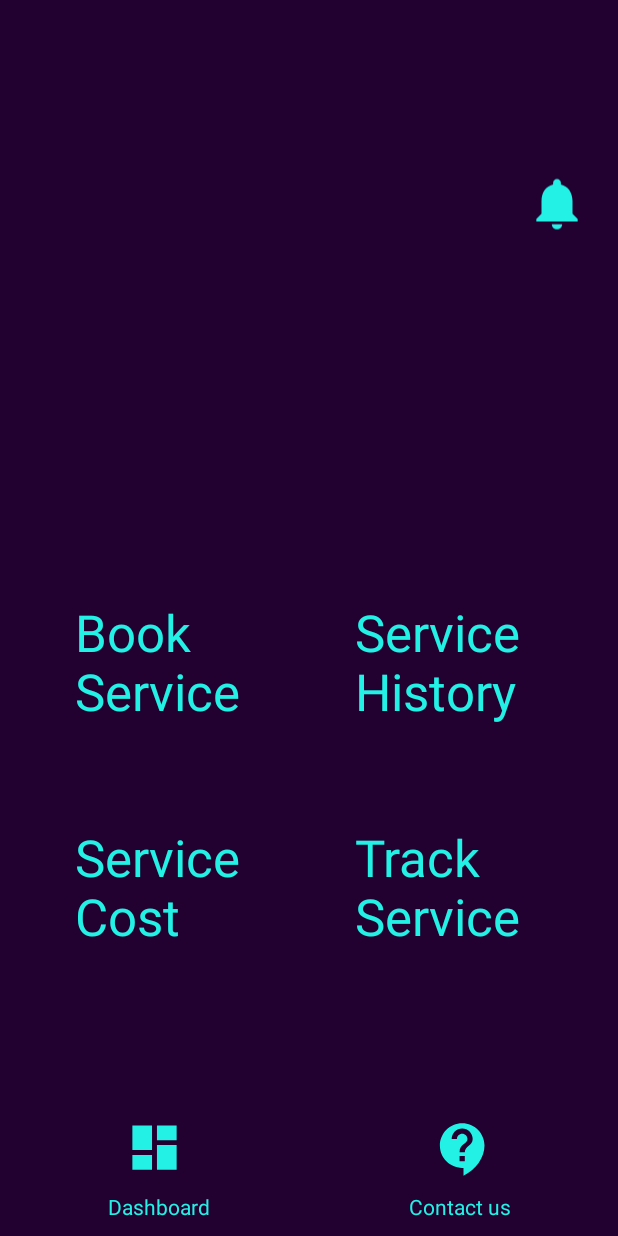
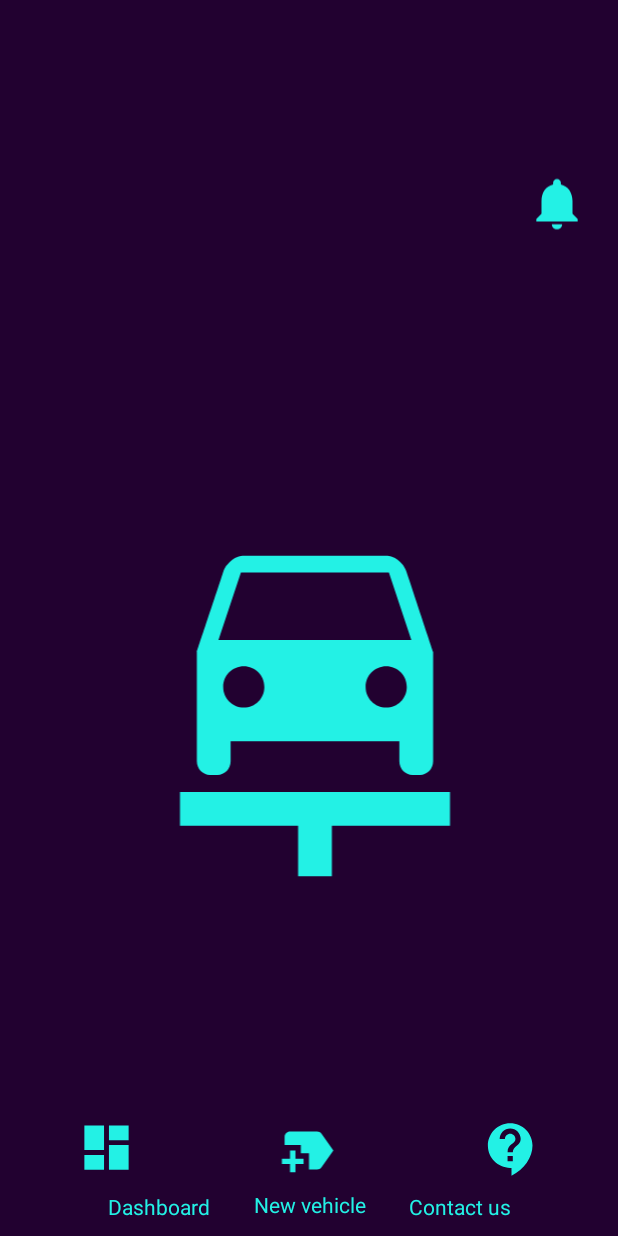
Before and after one commit to Shashanka-rao/Mobile-Application-Development-Project, an Android app: the Home screen opened directly, with no data from a screen before it, on a phone screen of 412 x 824 dp. Run offline under Robolectric (Android 15) with nearby library versions, the light colour scheme and no system bars.

Commit message:
Home page updated

```diff
--- a/MiniProjectMAD1/app/src/main/java/com/example/miniprojectmad1/Home.java
+++ b/MiniProjectMAD1/app/src/main/java/com/example/miniprojectmad1/Home.java
@@ -3,12 +3,60 @@ package com.example.miniprojectmad1;
 import androidx.appcompat.app.AppCompatActivity;
 
 import android.os.Bundle;
+import android.view.View;
+import android.widget.ImageButton;
+import android.widget.ImageView;
+import android.widget.TextView;
 
 public class Home extends AppCompatActivity {
 
+    ImageView dashBoardBtn,contactUsBtn,carImage;
+    TextView bookServiceBtn,serviceHistoryBtn,serviceCostBtn,trackServiceBtn;
+    public int flag=0;
     @Override
     protected void onCreate(Bundle savedInstanceState) {
         super.onCreate(savedInstanceState);
         setContentView(R.layout.activity_home);
+        bookServiceBtn = findViewById(R.id.bookServiceBtn);
+        serviceCostBtn = findViewById(R.id.serviceCostBtn);
+        serviceHistoryBtn = findViewById(R.id.serviceHistoryBtn);
+        trackServiceBtn = findViewById(R.id.trackServiceBtn);
+
+        dashBoardBtn = findViewById(R.id.dashBoardBtn);
+        contactUsBtn = findViewById(R.id.contactUsBtn);
+        carImage = findViewById(R.id.carImage);
+
+        //default condition
+        bookServiceBtn.setVisibility(View.INVISIBLE);
+        serviceCostBtn.setVisibility(View.INVISIBLE);
+        serviceHistoryBtn.setVisibility(View.INVISIBLE);
+        trackServiceBtn.setVisibility(View.INVISIBLE);
+
+
+            dashBoardBtn.setOnClickListener(new View.OnClickListener() {
+                @Override
+                public void onClick(View v) {
+                    if(flag==0) {
+                        carImage.setVisibility(View.INVISIBLE);
+                        bookServiceBtn.setVisibility(View.VISIBLE);
+                        serviceCostBtn.setVisibility(View.VISIBLE);
+                        serviceHistoryBtn.setVisibility(View.VISIBLE);
+                        trackServiceBtn.setVisibility(View.VISIBLE);
+                        flag = 1;
+                    }
+                    else if(flag==1)
+                    {
+                        bookServiceBtn.setVisibility(View.INVISIBLE);
+                        serviceCostBtn.setVisibility(View.INVISIBLE);
+                        serviceHistoryBtn.setVisibility(View.INVISIBLE);
+                        trackServiceBtn.setVisibility(View.INVISIBLE);
+                        carImage.setVisibility(View.VISIBLE);
+                        flag = 0;
+                    }
+                }
+            });
+
+
+
     }
 }
--- /dev/null
+++ b/MiniProjectMAD1/app/src/main/res/drawable/baseline_car_repair_24.xml
@@ -0,0 +1,5 @@
+<vector android:height="50dp" android:tint="#23F1E5"
+    android:viewportHeight="24" android:viewportWidth="24"
+    android:width="50dp" xmlns:android="http://schemas.android.com/apk/res/android">
+    <path android:fillColor="@android:color/white" android:pathData="M16.22,12c0.68,0 1.22,-0.54 1.22,-1.22c0,-0.67 -0.54,-1.22 -1.22,-1.22S15,10.11 15,10.78C15,11.46 15.55,12 16.22,12zM6.56,10.78c0,0.67 0.54,1.22 1.22,1.22S9,11.46 9,10.78c0,-0.67 -0.54,-1.22 -1.22,-1.22S6.56,10.11 6.56,10.78zM7.61,4L6.28,8h11.43l-1.33,-4H7.61zM16.28,3c0,0 0.54,0.01 0.92,0.54c0.02,0.02 0.03,0.04 0.05,0.07c0.07,0.11 0.14,0.24 0.19,0.4C17.66,4.66 19,8.69 19,8.69v6.5c0,0.45 -0.35,0.81 -0.78,0.81h-0.44C17.35,16 17,15.64 17,15.19V14H7v1.19C7,15.64 6.65,16 6.22,16H5.78C5.35,16 5,15.64 5,15.19v-6.5c0,0 1.34,-4.02 1.55,-4.69c0.05,-0.16 0.12,-0.28 0.19,-0.4C6.77,3.58 6.78,3.56 6.8,3.54C7.18,3.01 7.72,3 7.72,3H16.28zM4,17.01h16V19h-7v3h-2v-3H4V17.01z"/>
+</vector>
--- /dev/null
+++ b/MiniProjectMAD1/app/src/main/res/drawable/baseline_new_label_24.xml
@@ -0,0 +1,5 @@
+<vector android:height="24dp" android:tint="#23F1E5"
+    android:viewportHeight="24" android:viewportWidth="24"
+    android:width="24dp" xmlns:android="http://schemas.android.com/apk/res/android">
+    <path android:fillColor="@android:color/white" android:pathData="M21,12l-4.37,6.16C16.26,18.68 15.65,19 15,19h-3l0,-6H9v-3H3V7c0,-1.1 0.9,-2 2,-2h10c0.65,0 1.26,0.31 1.63,0.84L21,12zM10,15H7v-3H5v3H2v2h3v3h2v-3h3V15z"/>
+</vector>
--- a/MiniProjectMAD1/app/src/main/res/layout/activity_home.xml
+++ b/MiniProjectMAD1/app/src/main/res/layout/activity_home.xml
@@ -9,7 +9,35 @@
 
 
     <TextView
-        android:id="@+id/textView11"
+        android:id="@+id/newVehicle"
+        android:layout_width="wrap_content"
+        android:layout_height="wrap_content"
+        android:layout_alignParentEnd="true"
+        android:layout_alignParentBottom="true"
+        android:layout_marginEnd="168dp"
+        android:layout_marginBottom="11dp"
+        android:text="New vehicle"
+        android:textColor="#23F1E5" />
+
+    <LinearLayout
+        android:layout_width="match_parent"
+        android:layout_height="150dp"
+        android:layout_alignParentBottom="true"
+        android:layout_marginBottom="489dp"
+        android:orientation="horizontal"></LinearLayout>
+
+    <ImageView
+        android:id="@+id/carImage"
+        android:layout_width="324dp"
+        android:layout_height="270dp"
+        android:layout_alignParentEnd="true"
+        android:layout_alignParentBottom="true"
+        android:layout_marginEnd="40dp"
+        android:layout_marginBottom="217dp"
+        app:srcCompat="@drawable/baseline_car_repair_24" />
+
+    <TextView
+        android:id="@+id/bookServiceBtn"
         android:layout_width="125dp"
         android:layout_height="125dp"
         android:layout_alignParentStart="true"
@@ -19,10 +47,11 @@
         android:shadowColor="#BFB7B7"
         android:text="Book Service"
         android:textColor="#23F1E5"
-        android:textSize="34sp" />
+        android:textSize="34sp"
+         />
 
     <TextView
-        android:id="@+id/textView12"
+        android:id="@+id/trackServiceBtn"
         android:layout_width="125dp"
         android:layout_height="125dp"
         android:layout_alignParentEnd="true"
@@ -31,10 +60,11 @@
         android:layout_marginBottom="150dp"
         android:text="Track Service"
         android:textColor="#23F1E5"
-        android:textSize="34sp" />
+        android:textSize="34sp"
+        />
 
     <TextView
-        android:id="@+id/textView13"
+        android:id="@+id/serviceHistoryBtn"
         android:layout_width="125dp"
         android:layout_height="125dp"
         android:layout_alignParentEnd="true"
@@ -43,7 +73,8 @@
         android:layout_marginBottom="300dp"
         android:text="Service History"
         android:textColor="#23F1E5"
-        android:textSize="34sp" />
+        android:textSize="34sp"
+        />
 
     <TextView
         android:id="@+id/textView9"
@@ -57,7 +88,7 @@
         android:textColor="#23F1E5" />
 
     <ImageView
-        android:id="@+id/imageView7"
+        android:id="@+id/notificationBtn"
         android:layout_width="41dp"
         android:layout_height="46dp"
         android:layout_alignParentEnd="true"
@@ -76,14 +107,21 @@
 
 
         <ImageView
-            android:id="@+id/imageView8"
+            android:id="@+id/dashBoardBtn"
             android:layout_width="wrap_content"
             android:layout_height="39dp"
             android:layout_weight="1"
             app:srcCompat="@drawable/baseline_dashboard_24" />
 
         <ImageView
-            android:id="@+id/imageView9"
+            android:id="@+id/addNewvehicleBtn"
+            android:layout_width="10dp"
+            android:layout_height="match_parent"
+            android:layout_weight="1"
+            app:srcCompat="@drawable/baseline_new_label_24" />
+
+        <ImageView
+            android:id="@+id/contactUsBtn"
             android:layout_width="wrap_content"
             android:layout_height="42dp"
             android:layout_weight="1"
@@ -103,7 +141,7 @@
         android:textColor="#23F1E5" />
 
     <TextView
-        android:id="@+id/textView10"
+        android:id="@+id/serviceCostBtn"
         android:layout_width="125dp"
         android:layout_height="125dp"
         android:layout_alignParentStart="true"
@@ -112,6 +150,7 @@
         android:layout_marginBottom="150dp"
         android:text="Service Cost"
         android:textColor="#23F1E5"
-        android:textSize="34sp" />
+        android:textSize="34sp"
+       />
 
 </RelativeLayout>
--- a/MiniProjectMAD1/app/src/main/res/layout/activity_main.xml
+++ b/MiniProjectMAD1/app/src/main/res/layout/activity_main.xml
@@ -9,12 +9,12 @@
 
     <Button
         android:id="@+id/signInButton"
-        android:layout_width="199dp"
-        android:layout_height="61dp"
+        android:layout_width="234dp"
+        android:layout_height="73dp"
         android:layout_alignParentEnd="true"
         android:layout_alignParentBottom="true"
-        android:layout_marginEnd="104dp"
-        android:layout_marginBottom="105dp"
+        android:layout_marginEnd="85dp"
+        android:layout_marginBottom="109dp"
         android:background="@drawable/buttonradius"
         android:text="sign in"
         android:textAlignment="center"
```
